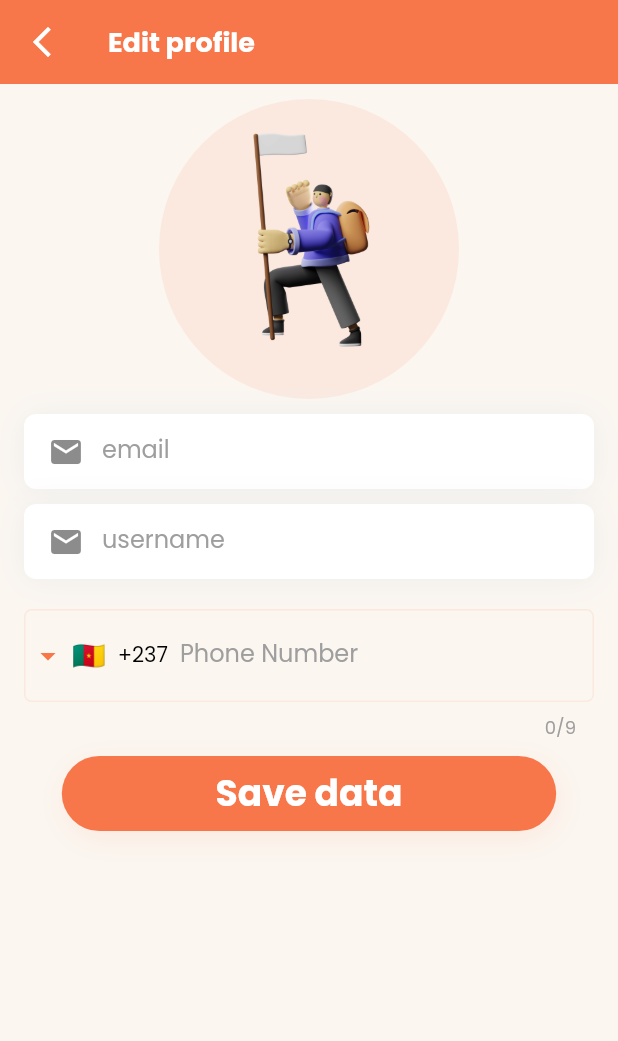
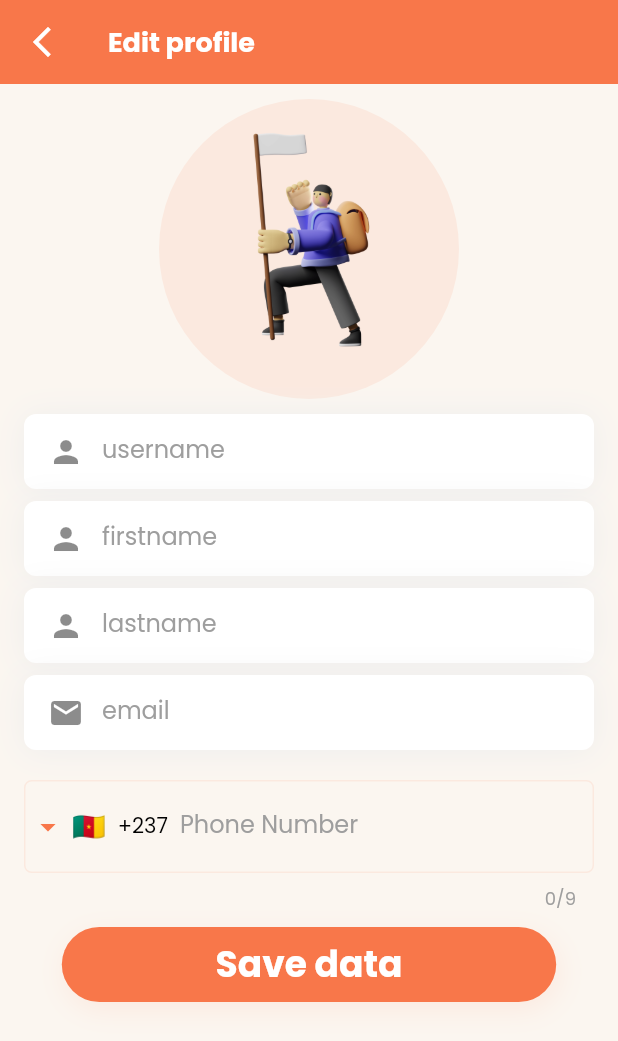
Before and after one commit to mugri-ndeh/food_delivery, a Flutter app: the EditProfile screen opened directly, on a phone screen of 412 x 824 dp. Shown: the top 1041 px of the screen. Run offline on Flutter 3.47's test engine with Material 2 defaults, Android fonts, the phone set to English and light mode, and no system bars; drawn by our look-alikes of intl_phone_field; our stand-ins replace google_fonts, google_nav_bar, localstorage, progress_dialog, shared_preferences; accounts and stored records are empty.

Commit message:
edit profile ok

```diff
--- a/lib/home/screens/profile/edit_profile.dart
+++ b/lib/home/screens/profile/edit_profile.dart
@@ -1,9 +1,14 @@
+import 'package:delivery_app/api/test_api.dart';
+import 'package:delivery_app/auth/provider/auth.dart';
 import 'package:delivery_app/auth/widgets/custom_Button.dart';
 import 'package:delivery_app/auth/widgets/custom_fields.dart';
+import 'package:delivery_app/models/customer.dart';
+import 'package:delivery_app/util/helper.dart';
 import 'package:delivery_app/util/palette.dart';
 import 'package:flutter/material.dart';
 import 'package:intl_phone_field/country_picker_dialog.dart';
 import 'package:intl_phone_field/intl_phone_field.dart';
+import 'package:provider/provider.dart';
 
 class EditProfile extends StatefulWidget {
   const EditProfile({Key? key}) : super(key: key);
@@ -13,18 +18,28 @@ class EditProfile extends StatefulWidget {
 }
 
 class _EditProfileState extends State<EditProfile> {
-  final TextEditingController _emailController = TextEditingController();
-  final TextEditingController _usernameController = TextEditingController();
+  final _emailController = TextEditingController();
+  final _usernameController = TextEditingController();
+  final _firstNameController = TextEditingController();
+  final _lastNameController = TextEditingController();
   final _formKey = GlobalKey<FormState>();
   String initialCountry = 'CM';
   String? locale;
   final TextEditingController _controller = TextEditingController();
   String number = '';
-
+  late Authentication auth;
+  late Customer user;
   @override
   void initState() {
     // TODO: implement initState
     super.initState();
+    auth = Provider.of<Authentication>(context, listen: false);
+    user = auth.loggedUser!;
+    _usernameController.text = user.username;
+    _firstNameController.text = user.firstname;
+    _lastNameController.text = user.lastname;
+    _emailController.text = user.email;
+    _controller.text = user.phonenumber.replaceAll('+237', '').trim();
   }
 
   @override
@@ -68,14 +83,30 @@ class _EditProfileState extends State<EditProfile> {
                 ),
                 const SizedBox(height: 10),
                 InputField(
+                  validator: validateName,
+                  controller: _usernameController,
+                  hint: 'username',
+                  icon: const Icon(Icons.person),
+                ),
+                const SizedBox(height: 8),
+                InputField(
+                  validator: validateName,
+                  controller: _firstNameController,
+                  hint: 'firstname',
+                  icon: const Icon(Icons.person),
+                ),
+                const SizedBox(height: 8),
+                InputField(
+                  validator: validateName,
+                  controller: _lastNameController,
+                  hint: 'lastname',
+                  icon: const Icon(Icons.person),
+                ),
+                const SizedBox(height: 8),
+                InputField(
+                  validator: validateEmail,
                   controller: _emailController,
                   hint: 'email',
-                  icon: const Icon(Icons.mail),
-                ),
-                const SizedBox(height: 10),
-                InputField(
-                  controller: _usernameController,
-                  hint: 'username',
                   icon: const Icon(Icons.mail),
                 ),
                 const SizedBox(height: 20),
@@ -124,7 +155,21 @@ class _EditProfileState extends State<EditProfile> {
                   child: AuthButton(
                     text: 'Save data',
                     onTap: () {
-                      if (_formKey.currentState!.validate()) {}
+                      if (_formKey.currentState!.validate()) {
+                        // Customer user = auth.loggedUser!;
+                        user.username = _usernameController.text;
+                        user.firstname = _firstNameController.text;
+                        user.lastname = _lastNameController.text;
+                        user.email = _emailController.text;
+                        user.phonenumber = number;
+                        showProgress(context, 'Saving info...', true);
+                        TestApi.editProfile(user).then((value) {
+                          auth.returnUser(user.id);
+                          hideProgress();
+                          showAlertDialog(context, 'Success',
+                              'Details updated successfully');
+                        });
+                      }
                     },
                   ),
                 )
```
